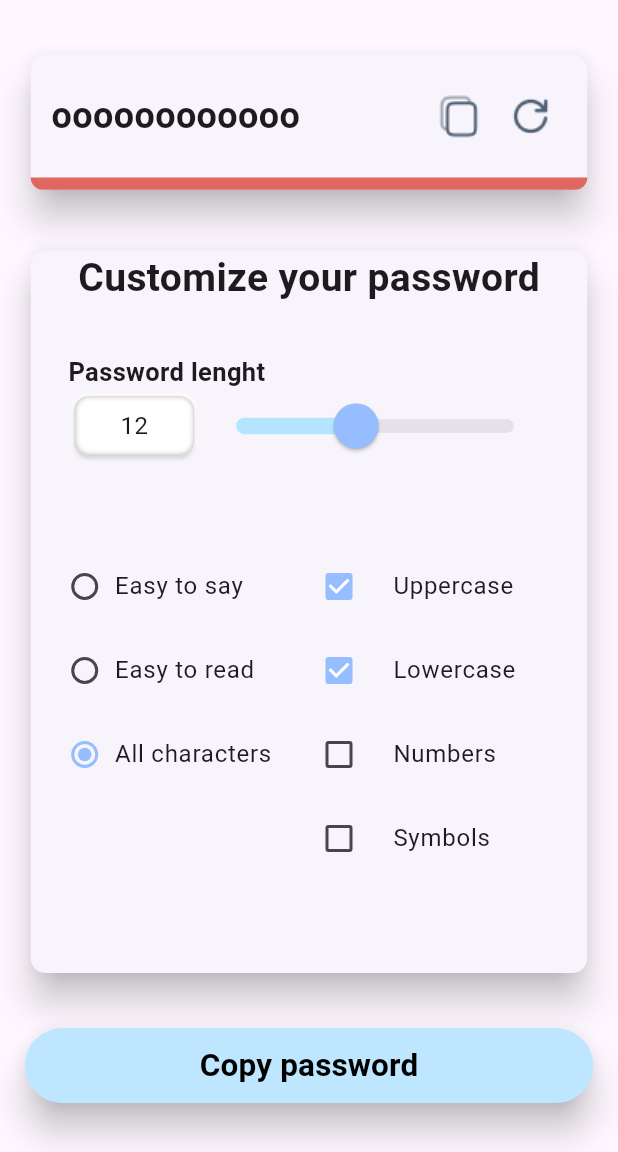
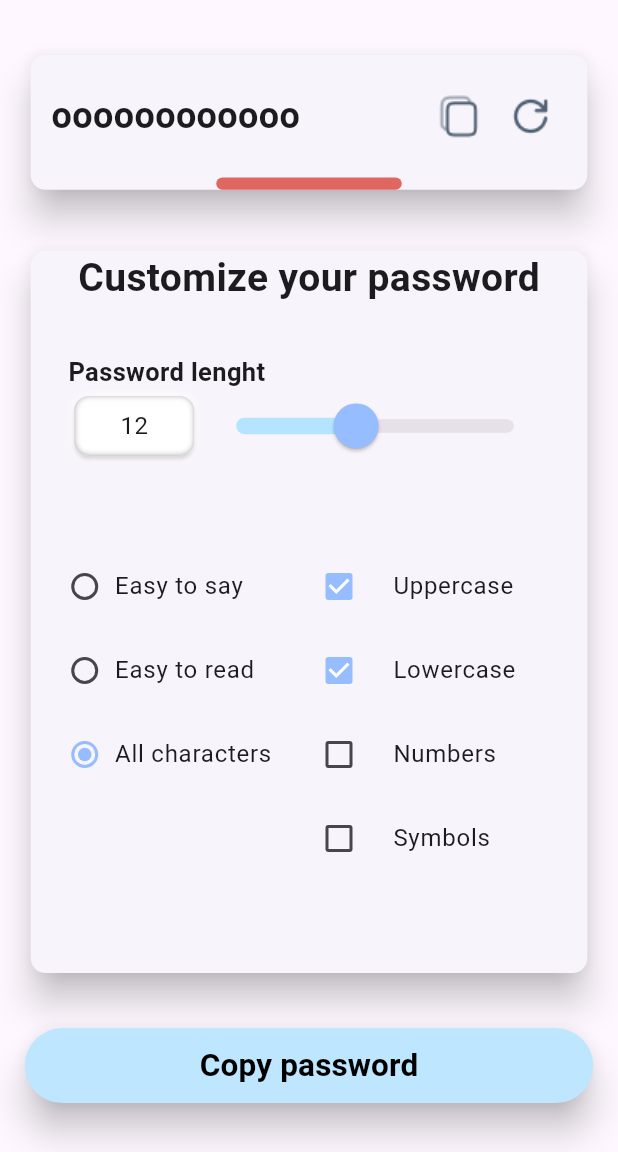
Before and after one commit to tortamque/Passlum, a Flutter app: the screen it shows after launch, on a phone screen of 412 x 824 dp, the part 84-1236 px from its top. Run offline on Flutter 3.47's test engine with Material 2 defaults, Android fonts, the light colour scheme and no system bars; drawn by our look-alikes of oktoast; our stand-ins replace flutter_bloc.

Commit message:
Add width change for strength line

```diff
--- a/lib/widgets/password_field/strength_line.dart
+++ b/lib/widgets/password_field/strength_line.dart
@@ -3,6 +3,7 @@ import 'package:flutter_bloc/flutter_bloc.dart';
 import 'package:passlum/business_logic/password_bloc.dart';
 import 'package:passlum/enums/password_type.dart';
 import 'package:passlum/theme/constants.dart';
+import 'package:passlum/widgets/password_settings/password_lenght_form/password_lenght_form.dart';
 
 class StrenghtLine extends StatefulWidget {
   final int flex;
@@ -22,13 +23,24 @@ class _StrenghtLineState extends State<StrenghtLine> {
     return Expanded(
       flex: widget.flex,
       child: BlocBuilder<PasswordBloc, String>(
-        builder: (context, state){
+        builder: (context, state) {
           Strength passwordStrength = _checkPasswordStrength(state);
-          return AnimatedContainer(
+
+          double widthFraction;
+          if (passwordStrength == Strength.weak) {
+            widthFraction = 1 / 3;
+          } else if (passwordStrength == Strength.medium) {
+            widthFraction = 2 / 3;
+          } else {
+            widthFraction = 1.0;
+          }
+
+          return FractionallySizedBox(
+            widthFactor: widthFraction,
+            child: AnimatedContainer(
               duration: const Duration(milliseconds: 250),
               curve: Curves.easeInOut,
               margin: const EdgeInsets.all(0),
-            width: double.infinity,
               decoration: BoxDecoration(
                 color: () {
                   if (passwordStrength == Strength.strong) {
@@ -39,14 +51,19 @@ class _StrenghtLineState extends State<StrenghtLine> {
                     return CustomColors.strengthLineRed;
                   }
                 }(),
-              borderRadius: const BorderRadius.only(
+                borderRadius: passwordStrength == Strength.strong ?
+                  const BorderRadius.only(
                     bottomLeft: Radius.circular(10),
                     bottomRight: Radius.circular(10),
+                  )
+                  : const BorderRadius.all(
+                    Radius.circular(10)
+                  )
               ),
             ),
           );
-        }
-      ),
+        },
+      )
     );
   }
 }
@@ -66,7 +83,7 @@ Strength _checkPasswordStrength(String password) {
     }
   }
 
-  if (uppercaseCount >= 2 && numberCount >= 1 && specialCharCount >= 1) {
+  if (uppercaseCount >= 2 && numberCount >= 1 && specialCharCount >= 1 && password.length >= 12) {
     return Strength.strong;
   } else if ((uppercaseCount >= 2 && numberCount >= 1) || specialCharCount >= 1) {
     return Strength.medium;
```
Lines whose indentation alone changed are shown as unchanged.
